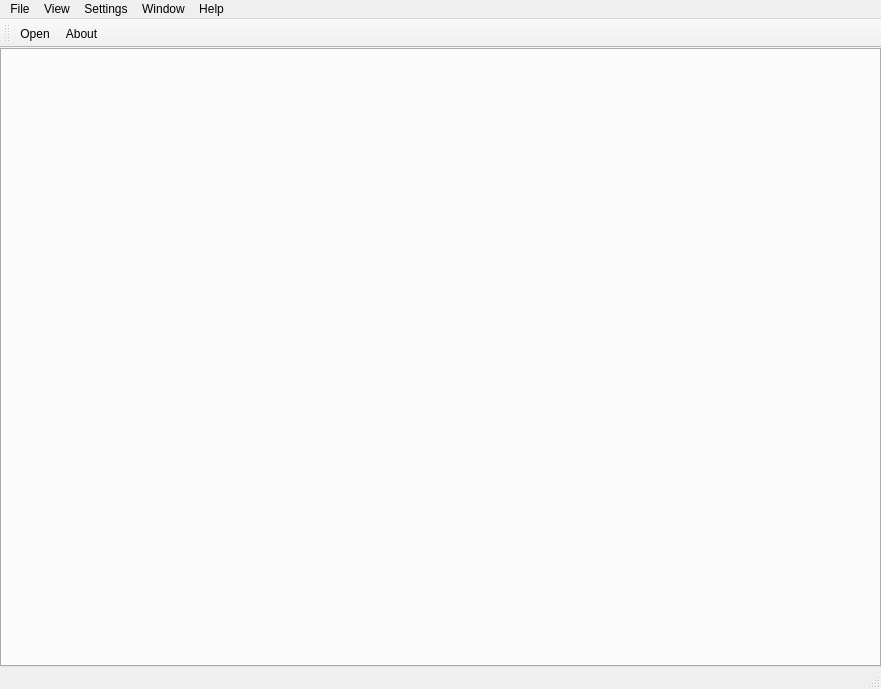
Above: trunk/src/core/ui/toolboxmaindeffile.ui from mk4me/hm-mde-one before the change. Below: the same form after it.
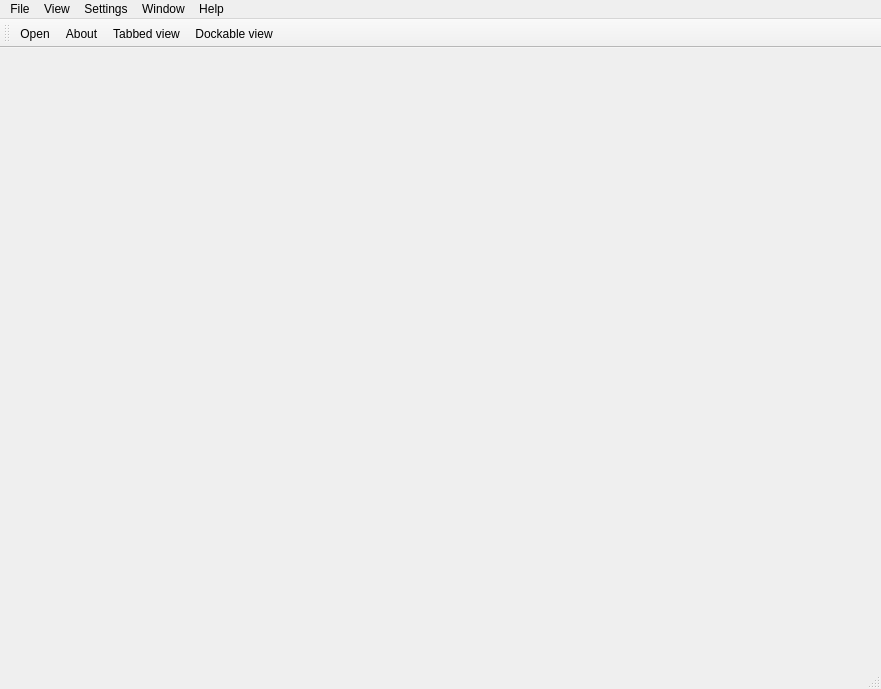
That is the form after the change.

Commit message: 1) Dodanie metoda IService::visibilityChanged. 2) Przebudowanie widgetów OSG/Qt. 3) Tymczasowy guzik dodany do MultiView (lewy dolny róg). 4) Likwidacja MultiView::PreviewItem na rzecz jednego MultiView::Item. 5) Menu kontekstowe dla VideoWidget (można podejrzeć jak należy to robić). 6) W Qt Designerze można widgty OSG dodawać wprost poprzez mechanizm "Promote widget". Więcej wkrótce na wiki. 7) Poprawki.

Patch:
```diff
--- a/trunk/src/core/ui/toolboxmaindeffile.ui
+++ b/trunk/src/core/ui/toolboxmaindeffile.ui
@@ -26,6 +26,12 @@
       <property name="currentIndex">
        <number>-1</number>
       </property>
+      <property name="documentMode">
+       <bool>true</bool>
+      </property>
+      <property name="movable">
+       <bool>true</bool>
+      </property>
      </widget>
     </item>
    </layout>
@@ -45,6 +51,8 @@
    </attribute>
    <addaction name="actionOpen"/>
    <addaction name="actionAbout"/>
+   <addaction name="actionTabbedView"/>
+   <addaction name="actionDockableView"/>
   </widget>
   <widget class="QStatusBar" name="statusBar"/>
   <widget class="QMenuBar" name="menuBar">
@@ -207,6 +215,28 @@
     <string>Exit</string>
    </property>
   </action>
+  <action name="actionTabbedView">
+   <property name="checkable">
+    <bool>true</bool>
+   </property>
+   <property name="text">
+    <string>Tabbed view</string>
+   </property>
+   <property name="toolTip">
+    <string>Switch to tabbed view</string>
+   </property>
+  </action>
+  <action name="actionDockableView">
+   <property name="checkable">
+    <bool>true</bool>
+   </property>
+   <property name="text">
+    <string>Dockable view</string>
+   </property>
+   <property name="toolTip">
+    <string>Switch to dock view</string>
+   </property>
+  </action>
  </widget>
  <layoutdefault spacing="6" margin="11"/>
  <resources/>
```
Left out of the diff: 54 changed lines with no effect on the pictures. The commit also changes 49 other files.
